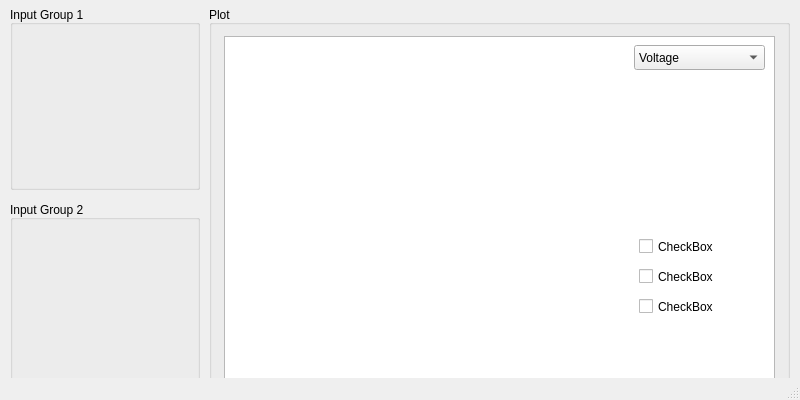
Before: the Qt Designer form src/gpt_gui.ui in tomgwasira/gpt-gui, drawn with Qt 5.
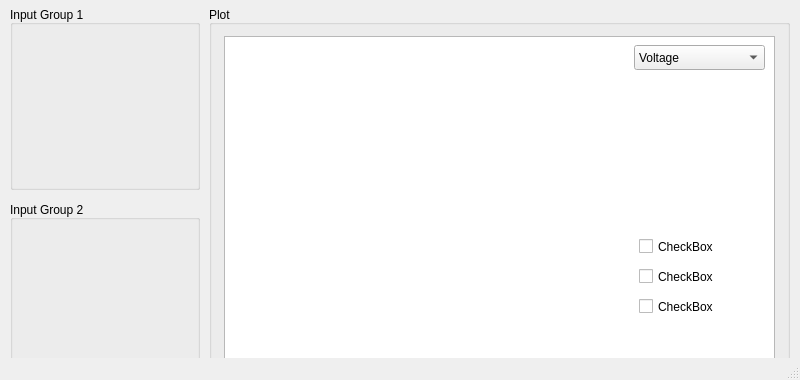
After: the same form once the commit is applied. Custom widgets are drawn as their Qt base class.

The edit to the form file:
```diff
--- a/src/gpt_gui.ui
+++ b/src/gpt_gui.ui
@@ -7,7 +7,7 @@
     <x>0</x>
     <y>0</y>
     <width>800</width>
-    <height>400</height>
+    <height>380</height>
    </rect>
   </property>
   <property name="windowTitle">
```
